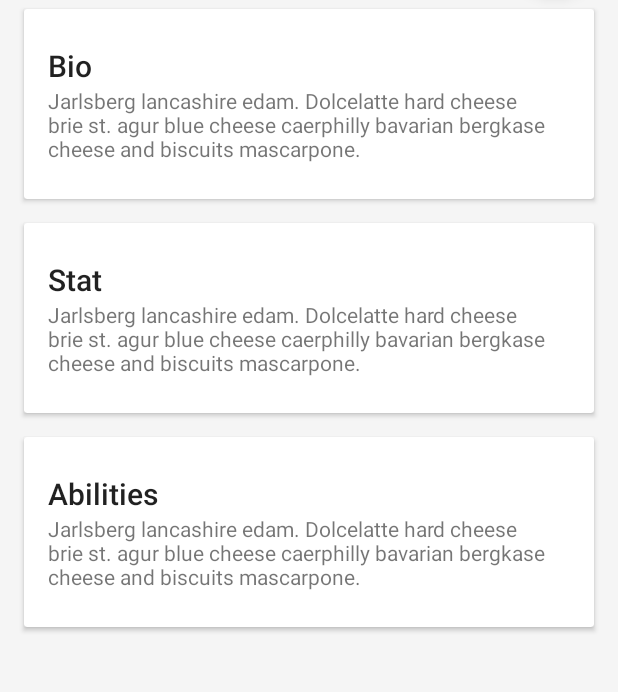
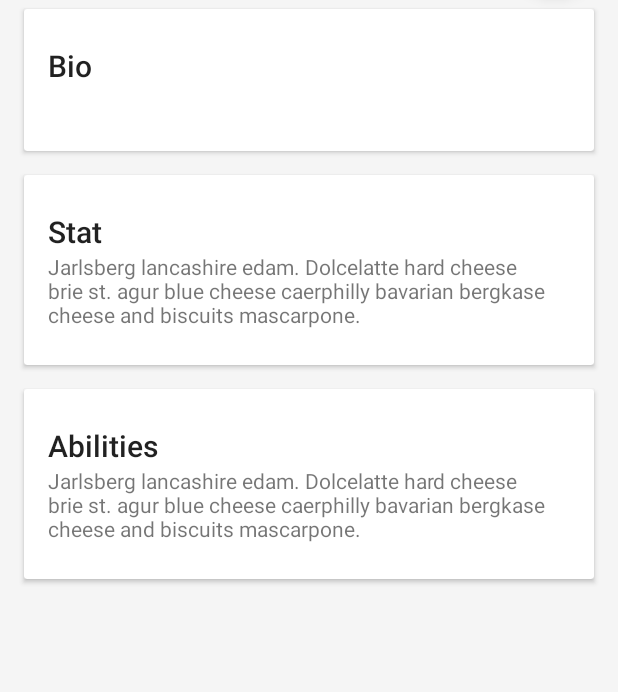
Before and after one commit to fsoave/first-app, an Android app: the CharacterDetailActivity screen opened directly, with no data from a screen before it, on a phone screen of 412 x 824 dp, the part 435-1127 px from its top. Run offline under Robolectric (Android 15) with nearby library versions, the phone set to English and light mode, and no system bars.

Commit message:
ADD biopic p2 change layout xml

```diff
--- a/app/src/main/res/layout/activity_detail.xml
+++ b/app/src/main/res/layout/activity_detail.xml
@@ -71,9 +71,10 @@
                         android:textAppearance="@style/TextAppearance.AppCompat.Title" />
 
                     <TextView
+                        android:id="@+id/biopic"
                         android:layout_width="match_parent"
-                        android:layout_height="wrap_content"
-                        android:text="@string/cheese_ipsum" />
+                        android:layout_height="wrap_content"></TextView>
+                        <!-- android:text="@string/cheese_ipsum" /> -->
 
                 </LinearLayout>
 
```
